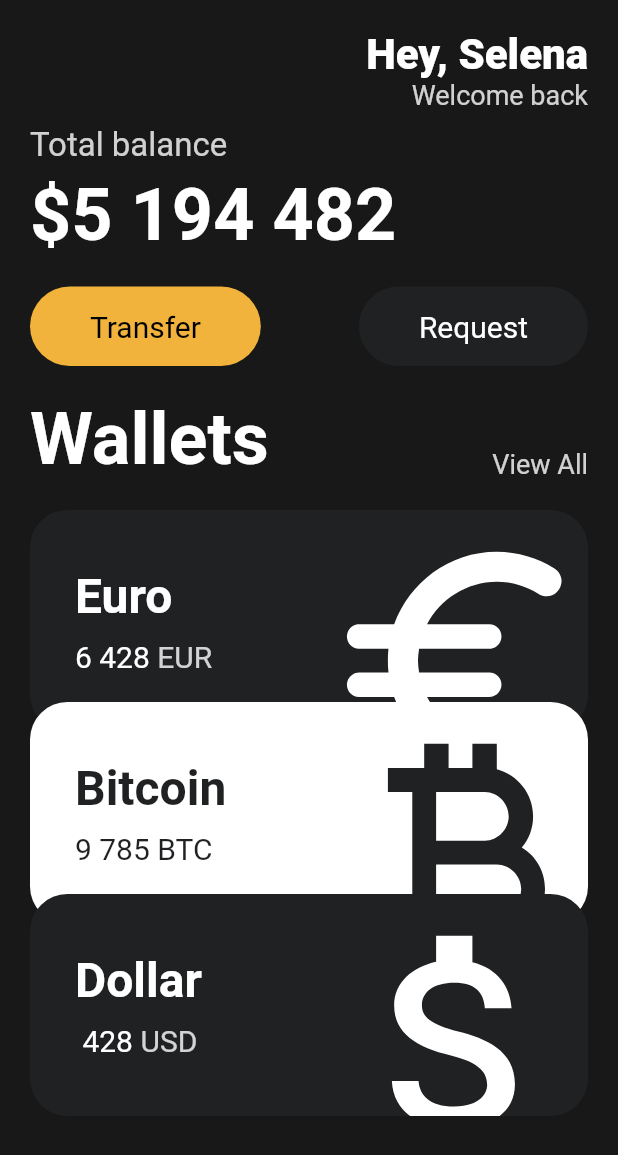
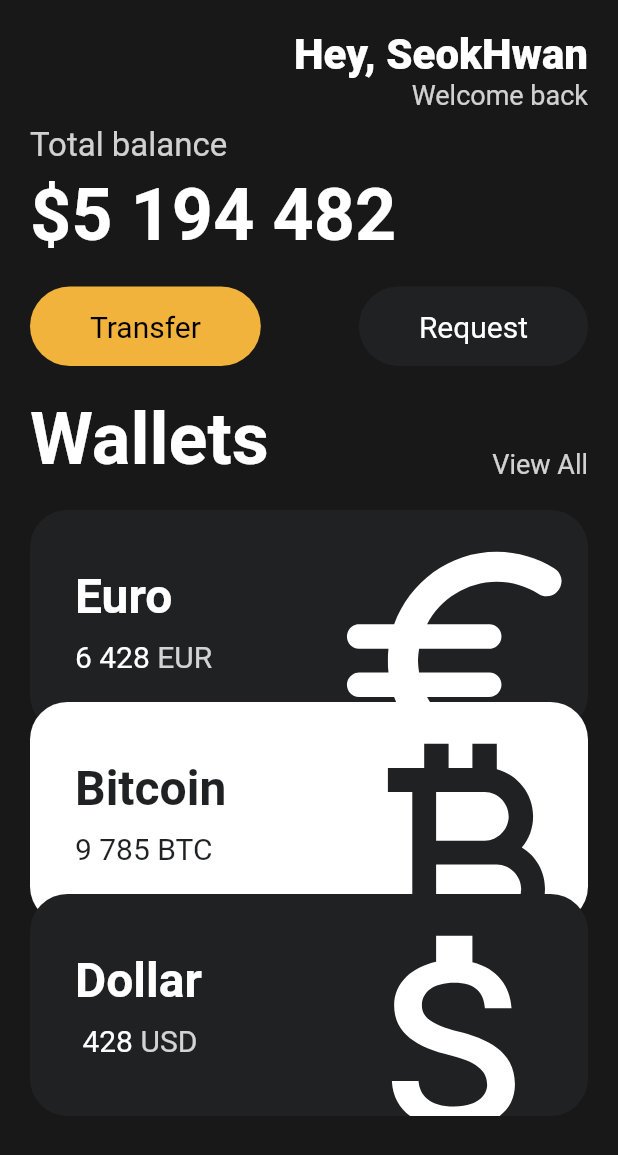
Before and after one commit to singforthe/nico-webtoon-ui, a Flutter app: the screen it shows after launch, on a phone screen of 412 x 824 dp. Shown: the top 1155 px of the screen. Run offline on Flutter 3.47's test engine with Material 2 defaults, Android fonts, the light colour scheme and no system bars.

Commit message:
code challenge

```diff
--- a/lib/main.dart
+++ b/lib/main.dart
@@ -31,7 +31,7 @@ class App extends StatelessWidget {
                         crossAxisAlignment: CrossAxisAlignment.end,
                         children: [
                           Text(
-                            'Hey, Selena',
+                            'Hey, SeokHwan',
                             style: TextStyle(
                               color: Colors.white,
                               fontSize: 28,
@@ -116,26 +116,23 @@ class App extends StatelessWidget {
                     amount: '6 428',
                     icon: Icons.euro_rounded,
                     isInverted: false,
+                    order: 1,
                   ),
-                  Transform.translate(
-                    offset: const Offset(0, -20),
-                    child: const CurrencyCard(
+                  const CurrencyCard(
                     name: 'Bitcoin',
                     code: 'BTC',
                     amount: '9 785',
                     icon: Icons.currency_bitcoin,
                     isInverted: true,
+                    order: 2,
                   ),
-                  ),
-                  Transform.translate(
-                    offset: const Offset(0, -40),
-                    child: const CurrencyCard(
+                  const CurrencyCard(
                     name: 'Dollar',
                     code: 'USD',
                     amount: ' 428',
                     icon: Icons.attach_money_outlined,
                     isInverted: false,
-                    ),
+                    order: 3,
                   ),
                 ],
               ),
--- a/lib/widgets/currency_card.dart
+++ b/lib/widgets/currency_card.dart
@@ -6,6 +6,7 @@ class CurrencyCard extends StatelessWidget {
   final IconData icon;
   final bool isInverted;
 
+  final int order;
   final _blackColor = const Color(0xff1f2123);
 
   const CurrencyCard({
@@ -15,11 +16,14 @@ class CurrencyCard extends StatelessWidget {
     required this.amount,
     required this.icon,
     required this.isInverted,
+    required this.order,
   });
 
   @override
   Widget build(BuildContext context) {
-    return Container(
+    return Transform.translate(
+      offset: Offset(0, (1 - order) * 20),
+      child: Container(
         clipBehavior: Clip.hardEdge,
         decoration: BoxDecoration(
           color: isInverted ? Colors.white : _blackColor,
@@ -83,6 +87,7 @@ class CurrencyCard extends StatelessWidget {
             ],
           ),
         ),
+      ),
     );
   }
 }
```
Lines whose indentation alone changed are shown as unchanged.
